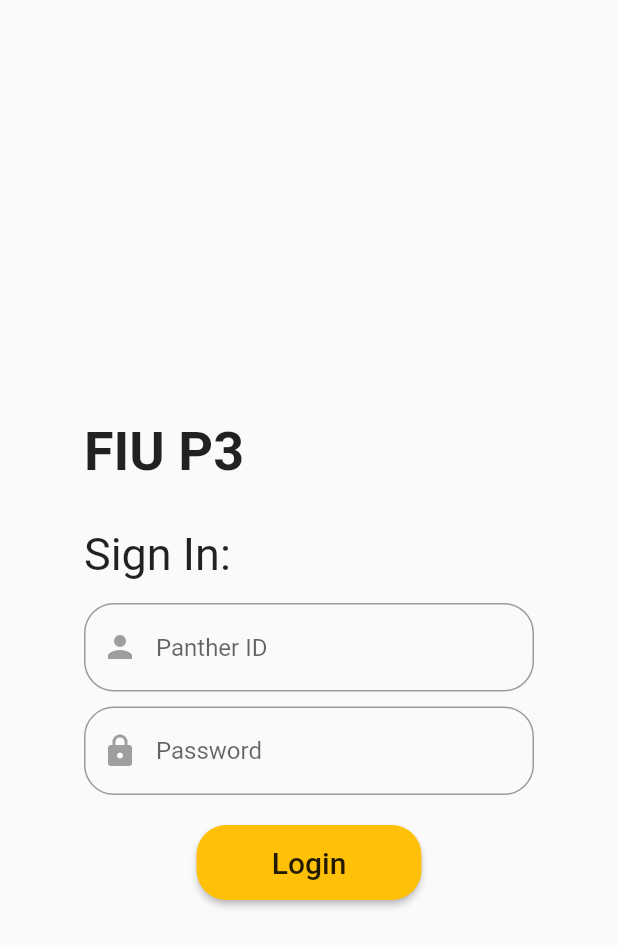
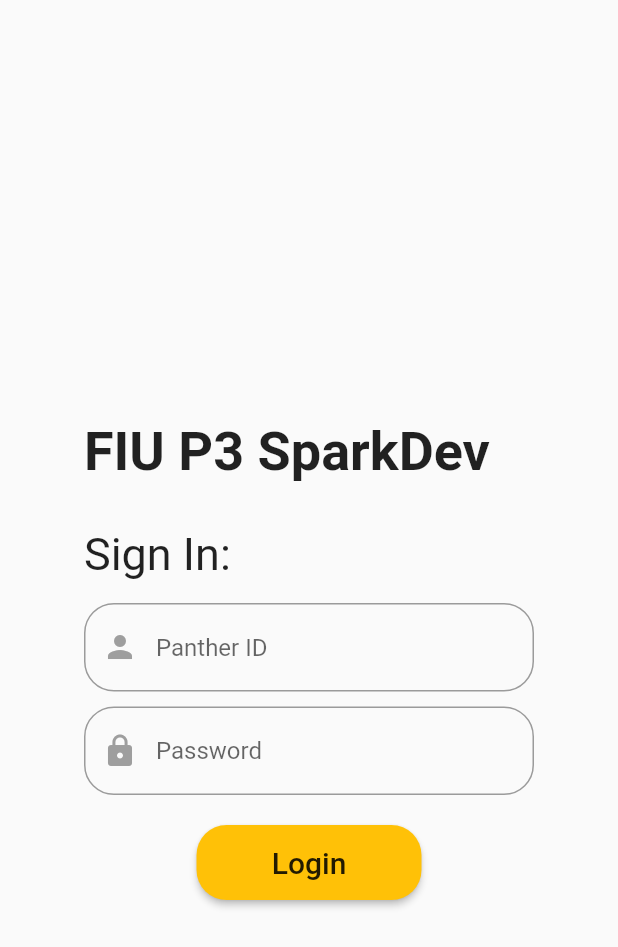
Before and after one commit to SparkDevTeams/MobileDev-Spring21, a Flutter app: the screen it shows after launch, on a phone screen of 412 x 824 dp. Shown: the top 947 px of the screen. Run offline on Flutter 3.47's test engine with Material 2 defaults, Android fonts, the phone set to English and light mode, and no system bars.

Commit message:
added extra text

```diff
--- a/p3_MAIN/lib/loginScreen.dart
+++ b/p3_MAIN/lib/loginScreen.dart
@@ -17,7 +17,7 @@ class LoginScreen extends StatelessWidget {
               crossAxisAlignment: CrossAxisAlignment.start,
               children: [
                 Text(
-                  "FIU P3",
+                  "FIU P3 SparkDev",
                   style: TextStyle(fontSize: 36, fontWeight: FontWeight.bold),
                 ),
                 SizedBox(
```
Also changed, not shown: 1 other file.
